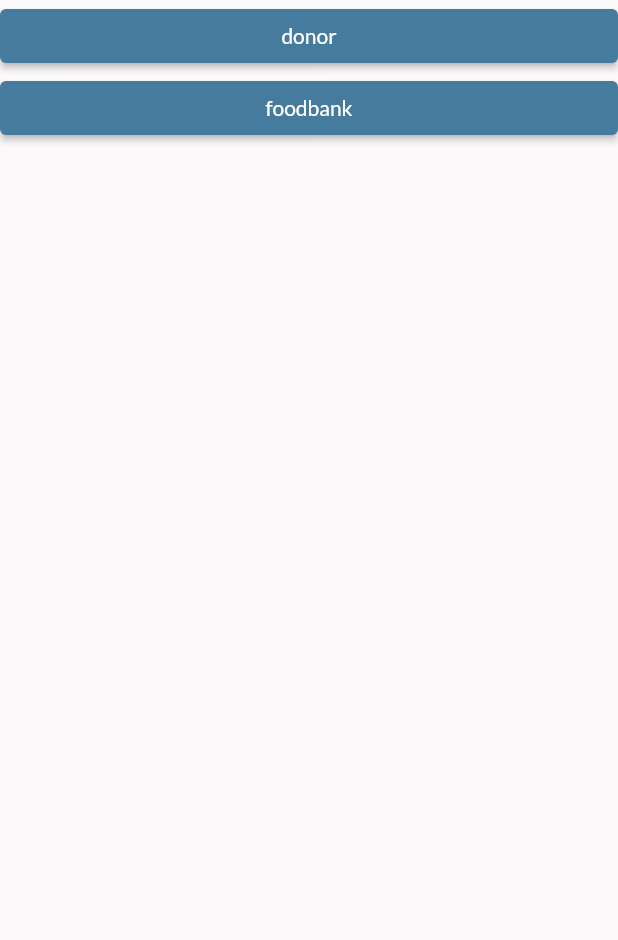
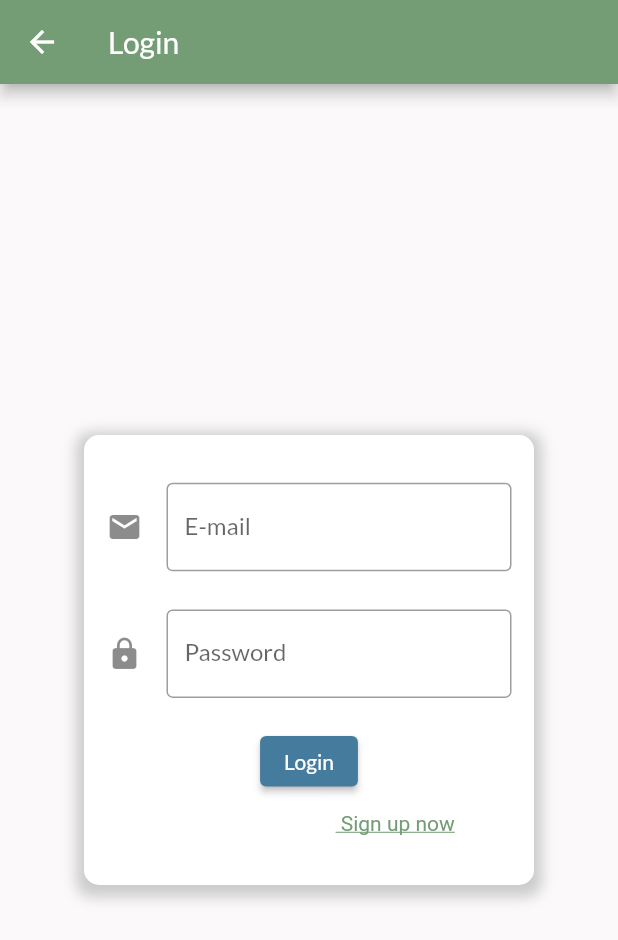
Before and after one commit to Bunksly/frontend-project, a Flutter app: the screen it shows after launch, on a phone screen of 412 x 824 dp. Shown: the top 940 px of the screen. Run offline on Flutter 3.47's test engine with Material 2 defaults, Android fonts, the light colour scheme and no system bars; our stand-ins replace dropdown_search, google_fonts, google_maps_flutter; missing offline and left inert: flutter_google_street_view.

Commit message:
added signup page and started on donor sign up form

```diff
--- a/lib/home.dart
+++ b/lib/home.dart
@@ -18,7 +18,12 @@ class Home extends StatelessWidget {
             onPressed: () {
               Navigator.pushNamed(context, '/food-bank');
             },
-            child: Text("foodbank"))
+            child: Text("foodbank")),
+        ElevatedButton(
+            onPressed: () {
+              Navigator.pushNamed(context, '/login');
+            },
+            child: Text("login"))
       ],
     )));
   }
--- a/lib/main.dart
+++ b/lib/main.dart
@@ -2,7 +2,9 @@ import 'package:flutter/material.dart';
 import 'package:frontend/home.dart';
 import 'package:frontend/donor.dart';
 import 'package:frontend/profile_page.dart';
+import 'package:frontend/signup.dart';
 import 'package:google_fonts/google_fonts.dart';
+import 'package:frontend/newLogin.dart';
 
 void main() {
   runApp(const MyApp());
@@ -34,6 +36,9 @@ class MyApp extends StatelessWidget {
     return MaterialApp(
       debugShowCheckedModeBanner: false,
       theme: ThemeData(
+          primaryColor: swatchColourCustom,
+          errorColor: secondaryColourCustom,
+          accentColor: swatchColourCustom,
           primarySwatch: swatchColourCustom,
           textTheme: GoogleFonts.latoTextTheme(Theme.of(context).textTheme),
           scaffoldBackgroundColor: scaffoldBackgroundColourCustom,
@@ -45,11 +50,13 @@ class MyApp extends StatelessWidget {
                       MaterialStateProperty.all<Color>(buttonColourCustom))),
           buttonTheme: ButtonTheme.of(context)
               .copyWith(buttonColor: buttonColourCustom)),
-      initialRoute: '/',
+      initialRoute: '/login',
       routes: {
         '/': (context) => Home(),
         '/donor': (context) => Donor(),
         '/food-bank': (context) => FoodBankPage(),
+        '/login': ((context) => NewLogin()),
+        '/signup': ((context) => SignUp())
       },
     );
   }
--- /dev/null
+++ b/lib/newLogin.dart
@@ -0,0 +1,132 @@
+import 'dart:developer';
+import 'package:flutter/gestures.dart';
+import 'package:flutter/material.dart';
+import 'package:frontend/signup.dart';
+
+class NewLogin extends StatefulWidget {
+  const NewLogin({Key? key}) : super(key: key);
+
+  @override
+  State<NewLogin> createState() => _NewLoginState();
+}
+
+class _NewLoginState extends State<NewLogin> {
+  final formKey = GlobalKey<FormState>();
+
+  final Map loginData = {"email": null, "password": null};
+
+  @override
+  Widget build(BuildContext context) {
+    return Scaffold(
+      body: Center(
+        child: Container(
+            decoration: BoxDecoration(
+                borderRadius: BorderRadius.only(
+                    topLeft: Radius.circular(10),
+                    topRight: Radius.circular(10),
+                    bottomLeft: Radius.circular(10),
+                    bottomRight: Radius.circular(10)),
+                color: Colors.white,
+                boxShadow: [
+                  BoxShadow(
+                      color: Colors.grey.withOpacity(0.5),
+                      spreadRadius: 5,
+                      blurRadius: 7,
+                      offset: Offset(0, 3))
+                ]),
+            height: 300,
+            width: 300,
+            child: Form(
+                key: formKey,
+                child: Padding(
+                    padding: EdgeInsets.all(15),
+                    child: Column(
+                      children: [
+                        Expanded(child: SizedBox()),
+                        Expanded(
+                          flex: 4,
+                          child: TextFormField(
+                            validator: ((String? value) {
+                              const pattern = r'(^[^\s@]+@[^\s@]+\.[^\s@]+$)';
+                              final regExp = RegExp(pattern);
+                              if (value == null || value.length == 0) {
+                                return "Enter an email";
+                              } else if (!regExp.hasMatch(value)) {
+                                return "Enter valid email";
+                              } else {
+                                return null;
+                              }
+                            }),
+                            onSaved: (value) {
+                              setState(() {
+                                loginData["email"] = value;
+                              });
+                            },
+                            decoration: const InputDecoration(
+                              icon: Icon(Icons.email),
+                              labelText: "E-mail",
+                              border: OutlineInputBorder(),
+                            ),
+                          ),
+                        ),
+                        Expanded(child: SizedBox()),
+                        Expanded(
+                            flex: 4,
+                            child: TextFormField(
+                              obscureText: true,
+                              validator: ((String? value) {
+                                if (value == null || value.length == 0) {
+                                  return "Enter a password";
+                                } else if (value.length < 5) {
+                                  return "Enter valid password";
+                                } else {
+                                  return null;
+                                }
+                              }),
+                              onSaved: (value) {
+                                setState(() {
+                                  loginData["password"] = value;
+                                });
+                              },
+                              decoration: const InputDecoration(
+                                icon: Icon(Icons.lock),
+                                labelText: "Password",
+                                border: OutlineInputBorder(),
+                              ),
+                            )),
+                        Expanded(child: SizedBox()),
+                        Expanded(
+                            flex: 2,
+                            child: ElevatedButton(
+                                onPressed: () {
+                                  final isValid =
+                                      formKey.currentState!.validate();
+                                  if (isValid) {
+                                    formKey.currentState!.save();
+                                    print(loginData);
+                                  }
+                                },
+                                child: Text('Login'))),
+                        Expanded(child: SizedBox()),
+                        Expanded(
+                            child: RichText(
+                                text: TextSpan(children: [
+                          TextSpan(text: 'New to our app?'),
+                          TextSpan(
+                              recognizer: TapGestureRecognizer()
+                                ..onTap = () {
+                                  Navigator.pushNamed(context, '/signup');
+                                },
+                              style: const TextStyle(
+                                  color: Color(0xff749C75),
+                                  decoration: TextDecoration.underline),
+                              text: ' Sign up now')
+                        ]))),
+                        Expanded(child: SizedBox()),
+                      ],
+                    )))),
+      ),
+      appBar: AppBar(title: Text('Login')),
+    );
+  }
+}
--- a/pubspec.yaml
+++ b/pubspec.yaml
@@ -41,6 +41,7 @@ dependencies:
   dropdown_search: ^2.0.1
   google_fonts: ^2.3.1
   flutter_google_street_view: ^2.2.6
+  flutter_login: ^3.2.0
 
 dev_dependencies:
   flutter_test:
@@ -71,6 +72,7 @@ flutter:
 
 assets:
   - map_style.json
+  - assets/donorimage.jpg
 
     # An image asset can refer to one or more resolution-specific "variants", see
     # https://flutter.dev/assets-and-images/#resolution-aware.
```
Also changed, not shown: lib/donor_sign_up.dart (added, +152 -0 lines), lib/foodbank_sign_up.dart (added, +17 -0 lines), lib/signup.dart (added, +84 -0 lines), assets/donorimage.jpg (added), pubspec.lock, 4 other files.
